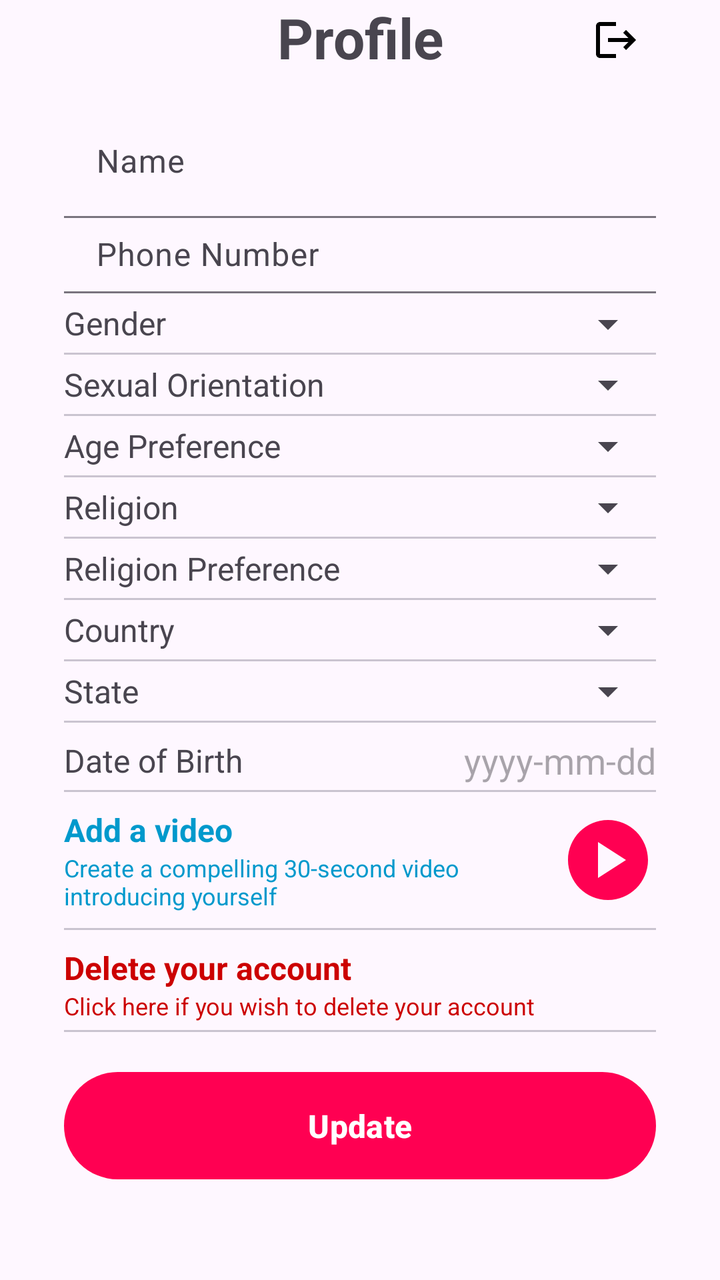
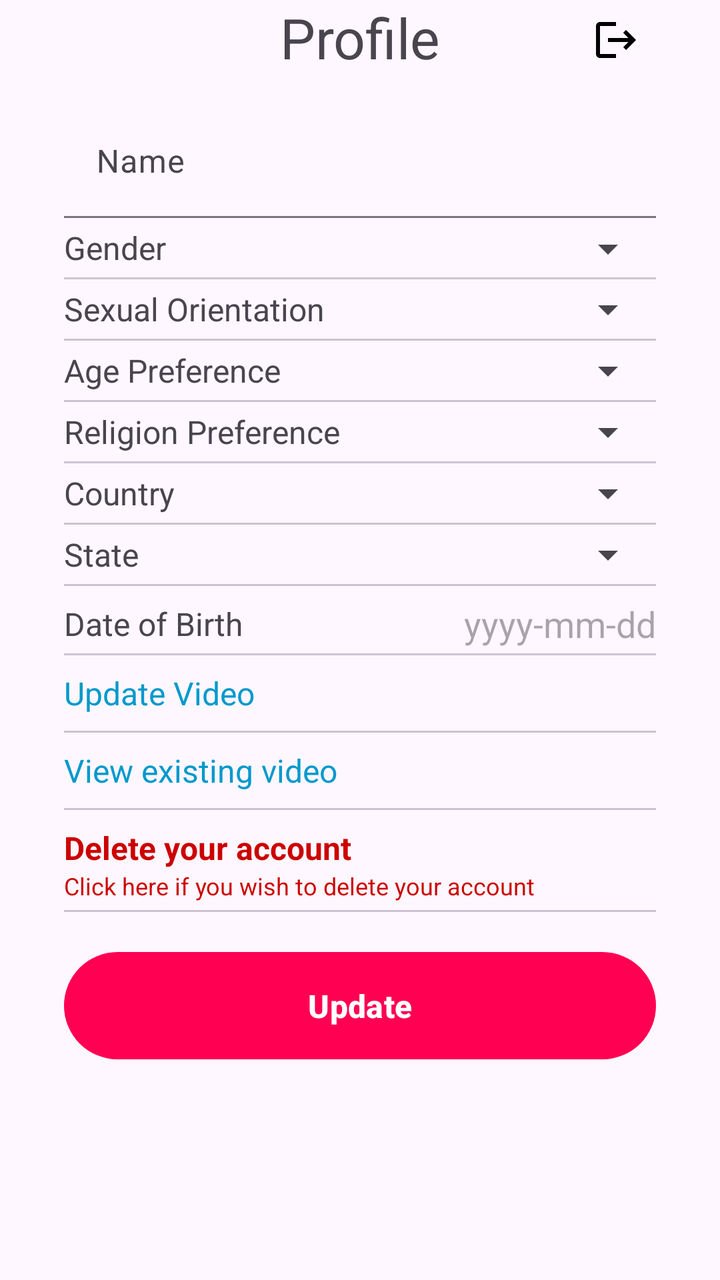

An Android layout rendered at two revisions. The XML below is the earlier revision; the diff shows what the commit changed to produce the second picture.
<!-- AndroidManifest.xml: application theme Theme.You4me -->
<!-- res/layout/fragment_profile.xml -->
<?xml version="1.0" encoding="utf-8"?>
<ScrollView xmlns:android="http://schemas.android.com/apk/res/android"
    xmlns:app="http://schemas.android.com/apk/res-auto"
    xmlns:tools="http://schemas.android.com/tools"
    android:layout_width="match_parent"
    android:layout_height="match_parent"
    android:layout_marginVertical="16dp"
    android:paddingHorizontal="32dp"
    tools:context=".ui.profile.ProfileFragment">

    <androidx.constraintlayout.widget.ConstraintLayout
        android:layout_width="match_parent"
        android:layout_height="wrap_content">

        <TextView
            android:id="@+id/profile_txt"
            android:layout_width="wrap_content"
            android:layout_height="wrap_content"
            android:text="@string/profile"
            android:textSize="28sp"
            android:textStyle="bold"
            app:layout_constraintEnd_toEndOf="parent"
            app:layout_constraintStart_toStartOf="parent"
            app:layout_constraintTop_toTopOf="parent" />

        <ImageButton
            android:id="@+id/logout"
            android:layout_width="wrap_content"
            android:layout_height="wrap_content"
            app:layout_constraintEnd_toEndOf="parent"
            android:src="@drawable/baseline_logout_24"
            android:background="@android:color/transparent"
            android:padding="8dp"
            app:layout_constraintTop_toTopOf="parent"
            android:contentDescription="@string/log_out" />

        <com.google.android.material.textfield.TextInputLayout
            android:id="@+id/name_lyt"
            style="@style/Widget.Material3.TextInputLayout.FilledBox"
            android:layout_width="match_parent"
            android:layout_height="wrap_content"
            android:layout_marginTop="16dp"
            android:hint="@string/name"
            app:layout_constraintTop_toBottomOf="@id/profile_txt">

            <com.google.android.material.textfield.TextInputEditText
                android:id="@+id/name"
                android:layout_width="match_parent"
                android:layout_height="match_parent"
                android:background="@android:color/transparent"
                />

        </com.google.android.material.textfield.TextInputLayout>

        <com.google.android.material.textfield.TextInputLayout
            android:id="@+id/phone_lyt"
            style="@style/Widget.Material3.TextInputLayout.FilledBox"
            android:layout_width="match_parent"
            android:layout_height="wrap_content"
            android:hint="@string/phone_number"
            app:layout_constraintTop_toBottomOf="@id/name_lyt">

            <com.google.android.material.textfield.TextInputEditText
                android:id="@+id/phone"
                android:layout_width="match_parent"
                android:layout_height="match_parent"
                android:background="@android:color/transparent"
                android:inputType="phone"
                android:paddingVertical="8dp" />

        </com.google.android.material.textfield.TextInputLayout>


        <androidx.constraintlayout.widget.ConstraintLayout
            android:id="@+id/gender_lyt"
            android:layout_width="match_parent"
            android:layout_height="wrap_content"
            android:layout_marginTop="4dp"
            app:layout_constraintStart_toStartOf="parent"
            app:layout_constraintTop_toBottomOf="@id/phone_lyt">

            <TextView
                android:id="@+id/gender_label"
                android:layout_width="wrap_content"
                android:layout_height="wrap_content"
                android:text="@string/gender"
                android:textSize="16sp"
                app:layout_constraintEnd_toStartOf="@id/gender_spinner"
                app:layout_constraintHorizontal_chainStyle="spread_inside"
                app:layout_constraintStart_toStartOf="parent"
                app:layout_constraintTop_toTopOf="parent" />

            <Spinner
                android:id="@+id/gender_spinner"
                android:layout_width="wrap_content"
                android:layout_height="wrap_content"
                app:layout_constraintBottom_toBottomOf="@id/gender_label"
                app:layout_constraintEnd_toEndOf="parent"
                app:layout_constraintStart_toEndOf="@id/gender_label"
                app:layout_constraintTop_toTopOf="@id/gender_label" />

            <com.google.android.material.divider.MaterialDivider
                android:id="@+id/divider8"
                android:layout_width="match_parent"
                android:layout_height="1dp"
                android:layout_marginTop="4dp"
                app:layout_constraintTop_toBottomOf="@id/gender_label" />

        </androidx.constraintlayout.widget.ConstraintLayout>

        <TextView
            android:id="@+id/sexual_orientation_label"
            android:layout_width="wrap_content"
            android:layout_height="wrap_content"
            android:layout_marginTop="4dp"
            android:text="@string/sexual_orientation"
            android:textSize="16sp"
            app:layout_constraintEnd_toStartOf="@id/sexual_orientation_spinner"
            app:layout_constraintHorizontal_chainStyle="spread_inside"
            app:layout_constraintStart_toStartOf="parent"
            app:layout_constraintTop_toBottomOf="@id/gender_lyt" />

        <Spinner
            android:id="@+id/sexual_orientation_spinner"
            android:layout_width="wrap_content"
            android:layout_height="wrap_content"
            app:layout_constraintBottom_toBottomOf="@id/sexual_orientation_label"
            app:layout_constraintEnd_toEndOf="parent"
            app:layout_constraintStart_toEndOf="@id/sexual_orientation_label"
            app:layout_constraintTop_toTopOf="@id/sexual_orientation_label" />

        <com.google.android.material.divider.MaterialDivider
            android:id="@+id/divider1"
            android:layout_width="match_parent"
            android:layout_height="1dp"
            android:layout_marginTop="4dp"
            app:layout_constraintTop_toBottomOf="@id/sexual_orientation_label" />

        <TextView
            android:id="@+id/age_preference_label"
            android:layout_width="wrap_content"
            android:layout_height="wrap_content"
            android:layout_marginTop="4dp"
            android:text="@string/age_preference"
            android:textSize="16sp"
            app:layout_constraintEnd_toStartOf="@id/age_preference_spinner"
            app:layout_constraintHorizontal_chainStyle="spread_inside"
            app:layout_constraintStart_toStartOf="parent"
            app:layout_constraintTop_toBottomOf="@id/divider1" />

        <Spinner
            android:id="@+id/age_preference_spinner"
            android:layout_width="wrap_content"
            android:layout_height="wrap_content"
            app:layout_constraintBottom_toBottomOf="@id/age_preference_label"
            app:layout_constraintEnd_toEndOf="parent"
            app:layout_constraintStart_toEndOf="@id/age_preference_label"
            app:layout_constraintTop_toTopOf="@id/age_preference_label" />

        <com.google.android.material.divider.MaterialDivider
            android:id="@+id/divider2"
            android:layout_width="match_parent"
            android:layout_height="1dp"
            android:layout_marginTop="4dp"
            app:layout_constraintTop_toBottomOf="@id/age_preference_label" />

        <TextView
            android:id="@+id/religion_label"
            android:layout_width="wrap_content"
            android:layout_height="wrap_content"
            android:layout_marginTop="4dp"
            android:text="@string/religion"
            android:textSize="16sp"
            app:layout_constraintEnd_toStartOf="@id/religion_spinner"
            app:layout_constraintHorizontal_chainStyle="spread_inside"
            app:layout_constraintStart_toStartOf="parent"
            app:layout_constraintTop_toBottomOf="@id/divider2" />

        <Spinner
            android:id="@+id/religion_spinner"
            android:layout_width="wrap_content"
            android:layout_height="wrap_content"
            app:layout_constraintBottom_toBottomOf="@id/religion_label"
            app:layout_constraintEnd_toEndOf="parent"
            app:layout_constraintStart_toEndOf="@id/religion_label"
            app:layout_constraintTop_toTopOf="@id/religion_label" />

        <com.google.android.material.divider.MaterialDivider
            android:id="@+id/divider9"
            android:layout_width="match_parent"
            android:layout_height="1dp"
            android:layout_marginTop="4dp"
            app:layout_constraintTop_toBottomOf="@id/religion_label" />

        <TextView
            android:id="@+id/religion_preference_label"
            android:layout_width="wrap_content"
            android:layout_height="wrap_content"
            android:layout_marginTop="4dp"
            android:text="@string/religion_preference"
            android:textSize="16sp"
            app:layout_constraintEnd_toStartOf="@id/religion_preference_spinner"
            app:layout_constraintHorizontal_chainStyle="spread_inside"
            app:layout_constraintStart_toStartOf="parent"
            app:layout_constraintTop_toBottomOf="@id/divider9" />

        <Spinner
            android:id="@+id/religion_preference_spinner"
            android:layout_width="wrap_content"
            android:layout_height="wrap_content"
            app:layout_constraintBottom_toBottomOf="@id/religion_preference_label"
            app:layout_constraintEnd_toEndOf="parent"
            app:layout_constraintStart_toEndOf="@id/religion_preference_label"
            app:layout_constraintTop_toTopOf="@id/religion_preference_label" />

        <com.google.android.material.divider.MaterialDivider
            android:id="@+id/divider3"
            android:layout_width="match_parent"
            android:layout_height="1dp"
            android:layout_marginTop="4dp"
            app:layout_constraintTop_toBottomOf="@id/religion_preference_label" />

        <TextView
            android:id="@+id/country_label"
            android:layout_width="wrap_content"
            android:layout_height="wrap_content"
            android:layout_marginTop="4dp"
            android:text="@string/country"
            android:textSize="16sp"
            app:layout_constraintEnd_toStartOf="@id/country_spinner"
            app:layout_constraintHorizontal_chainStyle="spread_inside"
            app:layout_constraintStart_toStartOf="parent"
            app:layout_constraintTop_toBottomOf="@id/divider3" />

        <Spinner
            android:id="@+id/country_spinner"
            android:layout_width="wrap_content"
            android:layout_height="wrap_content"
            app:layout_constraintBottom_toBottomOf="@id/country_label"
            app:layout_constraintEnd_toEndOf="parent"
            app:layout_constraintStart_toEndOf="@id/country_label"
            app:layout_constraintTop_toTopOf="@id/country_label" />

        <com.google.android.material.divider.MaterialDivider
            android:id="@+id/divider4"
            android:layout_width="match_parent"
            android:layout_height="1dp"
            android:layout_marginTop="4dp"
            app:layout_constraintTop_toBottomOf="@id/country_label" />

        <TextView
            android:id="@+id/state_label"
            android:layout_width="wrap_content"
            android:layout_height="wrap_content"
            android:layout_marginTop="4dp"
            android:text="@string/state"
            android:textSize="16sp"
            app:layout_constraintEnd_toStartOf="@id/state_spinner"
            app:layout_constraintHorizontal_chainStyle="spread_inside"
            app:layout_constraintStart_toStartOf="parent"
            app:layout_constraintTop_toBottomOf="@id/divider4" />

        <Spinner
            android:id="@+id/state_spinner"
            android:layout_width="wrap_content"
            android:layout_height="wrap_content"
            app:layout_constraintBottom_toBottomOf="@id/state_label"
            app:layout_constraintEnd_toEndOf="parent"
            app:layout_constraintStart_toEndOf="@id/state_label"
            app:layout_constraintTop_toTopOf="@id/state_label" />

        <com.google.android.material.divider.MaterialDivider
            android:id="@+id/divider5"
            android:layout_width="match_parent"
            android:layout_height="1dp"
            android:layout_marginTop="4dp"
            app:layout_constraintTop_toBottomOf="@id/state_label" />

        <TextView
            android:id="@+id/dob_label"
            android:layout_width="wrap_content"
            android:layout_height="wrap_content"
            android:layout_marginTop="8dp"
            android:text="@string/dob"
            android:textSize="16sp"
            app:layout_constraintEnd_toStartOf="@id/dob"
            app:layout_constraintHorizontal_chainStyle="spread_inside"
            app:layout_constraintStart_toStartOf="parent"
            app:layout_constraintTop_toBottomOf="@id/divider5" />

        <com.google.android.material.textfield.TextInputEditText
            android:id="@+id/dob"
            android:layout_width="wrap_content"
            android:layout_height="wrap_content"
            android:background="@android:color/transparent"
            android:hint="@string/date_hint"
            android:inputType="none"
            app:layout_constraintBottom_toBottomOf="@id/dob_label"
            app:layout_constraintEnd_toEndOf="parent"
            app:layout_constraintStart_toEndOf="@id/dob_label"
            app:layout_constraintTop_toTopOf="@id/dob_label" />

        <com.google.android.material.divider.MaterialDivider
            android:id="@+id/divider6"
            android:layout_width="match_parent"
            android:layout_height="1dp"
            android:layout_marginTop="4dp"
            app:layout_constraintTop_toBottomOf="@id/dob_label" />

        <LinearLayout
            android:id="@+id/add_video_lyt"
            android:layout_width="0dp"
            android:layout_height="wrap_content"
            android:layout_marginTop="8dp"
            android:orientation="vertical"
            app:layout_constraintEnd_toStartOf="@id/btn_play"
            app:layout_constraintStart_toStartOf="parent"
            app:layout_constraintTop_toBottomOf="@id/divider6">

            <TextView
                android:layout_width="wrap_content"
                android:layout_height="wrap_content"
                android:text="@string/add_video"
                android:textColor="@android:color/holo_blue_dark"
                android:textSize="16sp"
                android:textStyle="bold" />

            <TextView
                android:layout_width="wrap_content"
                android:layout_height="wrap_content"
                android:text="@string/create_video"
                android:textColor="@android:color/holo_blue_dark"
                android:textSize="12sp" />
        </LinearLayout>

        <ImageButton
            android:id="@+id/btn_play"
            android:layout_width="wrap_content"
            android:layout_height="wrap_content"
            android:background="@android:color/transparent"
            android:src="@drawable/baseline_play_circle_24"
            app:layout_constraintBottom_toBottomOf="@id/add_video_lyt"
            app:layout_constraintEnd_toEndOf="parent"
            app:layout_constraintStart_toEndOf="@id/add_video_lyt"
            app:layout_constraintTop_toTopOf="@id/add_video_lyt"
            app:tint="@color/primary_pink" />

        <com.google.android.material.divider.MaterialDivider
            android:id="@+id/divider7"
            android:layout_width="match_parent"
            android:layout_height="1dp"
            android:layout_marginTop="8dp"
            app:layout_constraintTop_toBottomOf="@id/add_video_lyt" />

        <LinearLayout
            android:id="@+id/delete_acc_lyt"
            android:layout_width="match_parent"
            android:layout_height="wrap_content"
            android:layout_marginTop="8dp"
            android:orientation="vertical"
            app:layout_constraintStart_toStartOf="parent"
            app:layout_constraintTop_toBottomOf="@id/divider7">

            <TextView
                android:layout_width="wrap_content"
                android:layout_height="wrap_content"
                android:text="@string/delete_your_account"
                android:textColor="@android:color/holo_red_dark"
                android:textSize="16sp"
                android:textStyle="bold" />

            <TextView
                android:layout_width="wrap_content"
                android:layout_height="wrap_content"
                android:text="@string/click_to_delete_your_account"
                android:textColor="@android:color/holo_red_dark"
                android:textSize="12sp" />

            <com.google.android.material.divider.MaterialDivider
                android:id="@+id/divider11"
                android:layout_width="match_parent"
                android:layout_height="1dp"
                android:layout_marginTop="4dp"
                app:layout_constraintTop_toBottomOf="@id/dob_label" />
        </LinearLayout>

        <com.google.android.material.button.MaterialButton
            android:id="@+id/edit_btn"
            android:layout_width="match_parent"
            android:layout_height="wrap_content"
            android:layout_marginTop="16dp"
            android:padding="16dp"
            android:text="@string/update"
            android:textSize="16sp"
            android:textStyle="bold"
            app:layout_constraintTop_toBottomOf="@id/delete_acc_lyt" />

        <com.google.android.material.progressindicator.CircularProgressIndicator
            android:id="@+id/progress_circular"
            style="@style/Widget.Material3.CircularProgressIndicator.Medium"
            android:layout_width="wrap_content"
            android:layout_height="wrap_content"
            android:layout_marginTop="32dp"
            android:layout_marginBottom="4dp"
            android:indeterminate="true"
            android:visibility="gone"
            app:layout_constraintEnd_toEndOf="parent"
            app:layout_constraintStart_toStartOf="parent"
            app:layout_constraintTop_toBottomOf="@id/divider7" />

    </androidx.constraintlayout.widget.ConstraintLayout>

</ScrollView>
<!-- resources referenced by this layout -->
<resources>
  <color name="primary_pink">#ffff0052</color>
  <!-- drawable baseline_logout_24 (drawable) -->
  <vector android:autoMirrored="true" android:height="24dp"
      android:tint="#000000" android:viewportHeight="24"
      android:viewportWidth="24" android:width="24dp" xmlns:android="http://schemas.android.com/apk/res/android">
      <path android:fillColor="@android:color/white" android:pathData="M17,7l-1.41,1.41L18.17,11H8v2h10.17l-2.58,2.58L17,17l5,-5zM4,5h8V3H4c-1.1,0 -2,0.9 -2,2v14c0,1.1 0.9,2 2,2h8v-2H4V5z"/>
  </vector>
  <!-- drawable baseline_play_circle_24 (drawable) -->
  <vector android:height="48dp" android:tint="#000000"
      android:viewportHeight="24" android:viewportWidth="24"
      android:width="48dp" xmlns:android="http://schemas.android.com/apk/res/android">
      <path android:fillColor="@android:color/white" android:pathData="M12,2C6.48,2 2,6.48 2,12s4.48,10 10,10s10,-4.48 10,-10S17.52,2 12,2zM9.5,16.5v-9l7,4.5L9.5,16.5z"/>
  </vector>
  <string name="add_video">Add a video</string>
  <string name="age_preference">Age Preference</string>
  <string name="click_to_delete_your_account">Click here if you wish to delete your account</string>
  <string name="country">Country</string>
  <string name="create_video">Create a compelling 30-second video introducing yourself</string>
  <string name="date_hint">yyyy-mm-dd</string>
  <string name="delete_your_account">Delete your account</string>
  <string name="dob">Date of Birth</string>
  <string name="gender">Gender</string>
  <string name="log_out">Log out</string>
  <string name="name">Name</string>
  <string name="phone_number">Phone Number</string>
  <string name="profile">Profile</string>
  <string name="religion">Religion</string>
  <string name="religion_preference">Religion Preference</string>
  <string name="sexual_orientation">Sexual Orientation</string>
  <string name="state">State</string>
  <string name="update">Update</string>
  <style name="Theme.You4me" parent="Base.Theme.You4me" />
  <style name="Base.Theme.You4me" parent="Theme.Material3.Light.NoActionBar">
          
           <item name="colorPrimary">@color/primary_pink</item>
      </style>
</resources>

<!-- the commit's change to res/layout/fragment_profile.xml (unified diff, before → after) -->
@@ -18,7 +18,6 @@
             android:layout_height="wrap_content"
             android:text="@string/profile"
             android:textSize="28sp"
-            android:textStyle="bold"
             app:layout_constraintEnd_toEndOf="parent"
             app:layout_constraintStart_toStartOf="parent"
             app:layout_constraintTop_toTopOf="parent" />
@@ -27,12 +26,12 @@
             android:id="@+id/logout"
             android:layout_width="wrap_content"
             android:layout_height="wrap_content"
-            app:layout_constraintEnd_toEndOf="parent"
+            android:background="@android:color/transparent"
+            android:contentDescription="@string/log_out"
+            android:padding="8dp"
             android:src="@drawable/baseline_logout_24"
-            android:background="@android:color/transparent"
-            android:padding="8dp"
-            app:layout_constraintTop_toTopOf="parent"
-            android:contentDescription="@string/log_out" />
+            app:layout_constraintEnd_toEndOf="parent"
+            app:layout_constraintTop_toTopOf="parent" />
 
         <com.google.android.material.textfield.TextInputLayout
             android:id="@+id/name_lyt"
@@ -47,29 +46,9 @@
                 android:id="@+id/name"
                 android:layout_width="match_parent"
                 android:layout_height="match_parent"
-                android:background="@android:color/transparent"
-                />
+                android:background="@android:color/transparent" />
 
         </com.google.android.material.textfield.TextInputLayout>
-
-        <com.google.android.material.textfield.TextInputLayout
-            android:id="@+id/phone_lyt"
-            style="@style/Widget.Material3.TextInputLayout.FilledBox"
-            android:layout_width="match_parent"
-            android:layout_height="wrap_content"
-            android:hint="@string/phone_number"
-            app:layout_constraintTop_toBottomOf="@id/name_lyt">
-
-            <com.google.android.material.textfield.TextInputEditText
-                android:id="@+id/phone"
-                android:layout_width="match_parent"
-                android:layout_height="match_parent"
-                android:background="@android:color/transparent"
-                android:inputType="phone"
-                android:paddingVertical="8dp" />
-
-        </com.google.android.material.textfield.TextInputLayout>
-
 
         <androidx.constraintlayout.widget.ConstraintLayout
             android:id="@+id/gender_lyt"
@@ -77,7 +56,7 @@
             android:layout_height="wrap_content"
             android:layout_marginTop="4dp"
             app:layout_constraintStart_toStartOf="parent"
-            app:layout_constraintTop_toBottomOf="@id/phone_lyt">
+            app:layout_constraintTop_toBottomOf="@id/name_lyt">
 
             <TextView
                 android:id="@+id/gender_label"
@@ -165,44 +144,16 @@
             app:layout_constraintTop_toBottomOf="@id/age_preference_label" />
 
         <TextView
-            android:id="@+id/religion_label"
-            android:layout_width="wrap_content"
-            android:layout_height="wrap_content"
-            android:layout_marginTop="4dp"
-            android:text="@string/religion"
-            android:textSize="16sp"
-            app:layout_constraintEnd_toStartOf="@id/religion_spinner"
+            android:id="@+id/religion_preference_label"
+            android:layout_width="wrap_content"
+            android:layout_height="wrap_content"
+            android:layout_marginTop="4dp"
+            android:text="@string/religion_preference"
+            android:textSize="16sp"
+            app:layout_constraintEnd_toStartOf="@id/religion_preference_spinner"
             app:layout_constraintHorizontal_chainStyle="spread_inside"
             app:layout_constraintStart_toStartOf="parent"
             app:layout_constraintTop_toBottomOf="@id/divider2" />
-
-        <Spinner
-            android:id="@+id/religion_spinner"
-            android:layout_width="wrap_content"
-            android:layout_height="wrap_content"
-            app:layout_constraintBottom_toBottomOf="@id/religion_label"
-            app:layout_constraintEnd_toEndOf="parent"
-            app:layout_constraintStart_toEndOf="@id/religion_label"
-            app:layout_constraintTop_toTopOf="@id/religion_label" />
-
-        <com.google.android.material.divider.MaterialDivider
-            android:id="@+id/divider9"
-            android:layout_width="match_parent"
-            android:layout_height="1dp"
-            android:layout_marginTop="4dp"
-            app:layout_constraintTop_toBottomOf="@id/religion_label" />
-
-        <TextView
-            android:id="@+id/religion_preference_label"
-            android:layout_width="wrap_content"
-            android:layout_height="wrap_content"
-            android:layout_marginTop="4dp"
-            android:text="@string/religion_preference"
-            android:textSize="16sp"
-            app:layout_constraintEnd_toStartOf="@id/religion_preference_spinner"
-            app:layout_constraintHorizontal_chainStyle="spread_inside"
-            app:layout_constraintStart_toStartOf="parent"
-            app:layout_constraintTop_toBottomOf="@id/divider9" />
 
         <Spinner
             android:id="@+id/religion_preference_spinner"
@@ -214,7 +165,7 @@
             app:layout_constraintTop_toTopOf="@id/religion_preference_label" />
 
         <com.google.android.material.divider.MaterialDivider
-            android:id="@+id/divider3"
+            android:id="@+id/divider9"
             android:layout_width="match_parent"
             android:layout_height="1dp"
             android:layout_marginTop="4dp"
@@ -230,7 +181,7 @@
             app:layout_constraintEnd_toStartOf="@id/country_spinner"
             app:layout_constraintHorizontal_chainStyle="spread_inside"
             app:layout_constraintStart_toStartOf="parent"
-            app:layout_constraintTop_toBottomOf="@id/divider3" />
+            app:layout_constraintTop_toBottomOf="@id/divider9" />
 
         <Spinner
             android:id="@+id/country_spinner"
@@ -307,50 +258,43 @@
             android:layout_marginTop="4dp"
             app:layout_constraintTop_toBottomOf="@id/dob_label" />
 
-        <LinearLayout
+        <TextView
             android:id="@+id/add_video_lyt"
             android:layout_width="0dp"
             android:layout_height="wrap_content"
             android:layout_marginTop="8dp"
             android:orientation="vertical"
-            app:layout_constraintEnd_toStartOf="@id/btn_play"
-            app:layout_constraintStart_toStartOf="parent"
-            app:layout_constraintTop_toBottomOf="@id/divider6">
-
-            <TextView
-                android:layout_width="wrap_content"
-                android:layout_height="wrap_content"
-                android:text="@string/add_video"
-                android:textColor="@android:color/holo_blue_dark"
-                android:textSize="16sp"
-                android:textStyle="bold" />
-
-            <TextView
-                android:layout_width="wrap_content"
-                android:layout_height="wrap_content"
-                android:text="@string/create_video"
-                android:textColor="@android:color/holo_blue_dark"
-                android:textSize="12sp" />
-        </LinearLayout>
-
-        <ImageButton
+            android:text="Update Video"
+            android:textColor="@android:color/holo_blue_dark"
+            android:textSize="16sp"
+            app:layout_constraintStart_toStartOf="parent"
+            app:layout_constraintTop_toBottomOf="@id/divider6" />
+
+        <com.google.android.material.divider.MaterialDivider
+            android:id="@+id/divider3"
+            android:layout_width="match_parent"
+            android:layout_height="1dp"
+            android:layout_marginTop="8dp"
+            app:layout_constraintTop_toBottomOf="@id/add_video_lyt" />
+
+        <TextView
             android:id="@+id/btn_play"
-            android:layout_width="wrap_content"
-            android:layout_height="wrap_content"
-            android:background="@android:color/transparent"
-            android:src="@drawable/baseline_play_circle_24"
-            app:layout_constraintBottom_toBottomOf="@id/add_video_lyt"
-            app:layout_constraintEnd_toEndOf="parent"
-            app:layout_constraintStart_toEndOf="@id/add_video_lyt"
-            app:layout_constraintTop_toTopOf="@id/add_video_lyt"
-            app:tint="@color/primary_pink" />
+            android:layout_width="0dp"
+            android:layout_height="wrap_content"
+            android:layout_marginTop="8dp"
+            android:orientation="vertical"
+            android:text="@string/view_existing_video"
+            android:textColor="@android:color/holo_blue_dark"
+            android:textSize="16sp"
+            app:layout_constraintStart_toStartOf="parent"
+            app:layout_constraintTop_toBottomOf="@id/divider3" />
 
         <com.google.android.material.divider.MaterialDivider
             android:id="@+id/divider7"
             android:layout_width="match_parent"
             android:layout_height="1dp"
             android:layout_marginTop="8dp"
-            app:layout_constraintTop_toBottomOf="@id/add_video_lyt" />
+            app:layout_constraintTop_toBottomOf="@id/btn_play" />
 
         <LinearLayout
             android:id="@+id/delete_acc_lyt"
<!-- resource entries referenced after the edit -->
@@ -7,30 +7,21 @@
       android:viewportWidth="24" android:width="24dp" xmlns:android="http://schemas.android.com/apk/res/android">
       <path android:fillColor="@android:color/white" android:pathData="M17,7l-1.41,1.41L18.17,11H8v2h10.17l-2.58,2.58L17,17l5,-5zM4,5h8V3H4c-1.1,0 -2,0.9 -2,2v14c0,1.1 0.9,2 2,2h8v-2H4V5z"/>
   </vector>
-  <!-- drawable baseline_play_circle_24 (drawable) -->
-  <vector android:height="48dp" android:tint="#000000"
-      android:viewportHeight="24" android:viewportWidth="24"
-      android:width="48dp" xmlns:android="http://schemas.android.com/apk/res/android">
-      <path android:fillColor="@android:color/white" android:pathData="M12,2C6.48,2 2,6.48 2,12s4.48,10 10,10s10,-4.48 10,-10S17.52,2 12,2zM9.5,16.5v-9l7,4.5L9.5,16.5z"/>
-  </vector>
-  <string name="add_video">Add a video</string>
   <string name="age_preference">Age Preference</string>
   <string name="click_to_delete_your_account">Click here if you wish to delete your account</string>
   <string name="country">Country</string>
-  <string name="create_video">Create a compelling 30-second video introducing yourself</string>
   <string name="date_hint">yyyy-mm-dd</string>
   <string name="delete_your_account">Delete your account</string>
   <string name="dob">Date of Birth</string>
   <string name="gender">Gender</string>
   <string name="log_out">Log out</string>
   <string name="name">Name</string>
-  <string name="phone_number">Phone Number</string>
   <string name="profile">Profile</string>
-  <string name="religion">Religion</string>
   <string name="religion_preference">Religion Preference</string>
   <string name="sexual_orientation">Sexual Orientation</string>
   <string name="state">State</string>
   <string name="update">Update</string>
+  <string name="view_existing_video">View existing video</string>
   <style name="Theme.You4me" parent="Base.Theme.You4me" />
   <style name="Base.Theme.You4me" parent="Theme.Material3.Light.NoActionBar">
           
